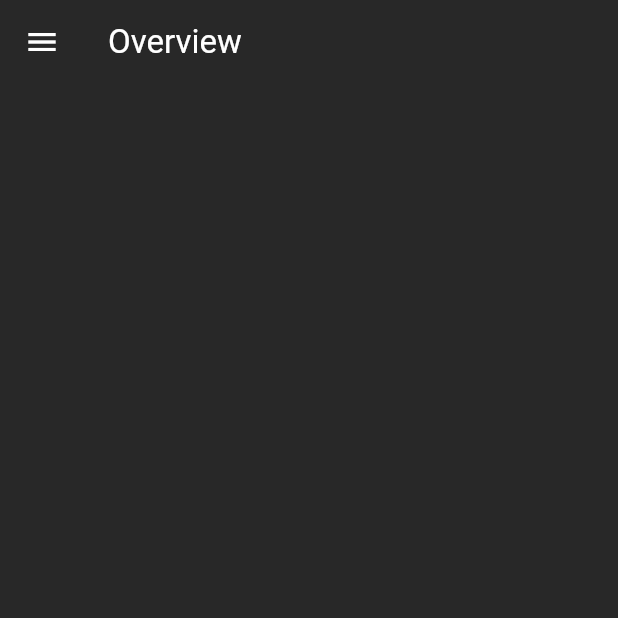
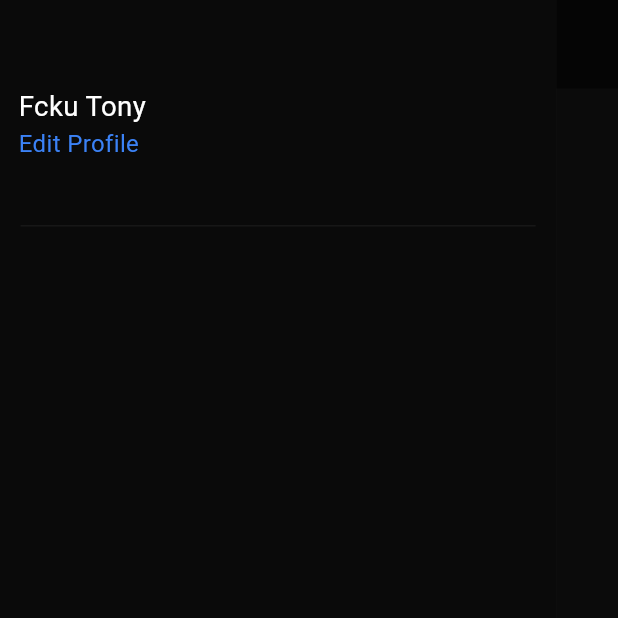
Before and after one commit to lola-emil/expense-tracker, a Flutter app: the OverviewPage screen opened directly, with the side drawer open (before the commit the screen has no drawer), on a phone screen of 412 x 824 dp, the top half of it. Run offline on Flutter 3.47's test engine with Material 3 defaults, Android fonts, the phone set to English and light mode, and no system bars; our stand-ins replace dio, fluentui_system_icons.

Commit message:
Added Overview page drawer

```diff
--- a/lib/features/auth/presentation/pages/signin_page.dart
+++ b/lib/features/auth/presentation/pages/signin_page.dart
@@ -20,7 +20,7 @@ class SignInPage extends StatelessWidget {
             Expanded(
               child: Center(
                 child: Text(
-                  "SIGN IN",
+                  "WELCOME BACK",
                   style: TextStyle(fontSize: 16 * 1.25),
                 ),
               ),
@@ -28,10 +28,6 @@ class SignInPage extends StatelessWidget {
 
             // Form Section
             Expanded(child: SignInForm()),
-            Text(
-              "Don't have an account yet?",
-              style: TextStyle(fontSize: 16),
-            ),
             SizedBox(height: 16)
           ],
         ),
--- a/lib/features/auth/presentation/widgets/form_input.dart
+++ b/lib/features/auth/presentation/widgets/form_input.dart
@@ -1,4 +1,3 @@
-import 'package:expense_tracker/shared/color/dark_color_scheme.dart';
 import 'package:flutter/material.dart';
 
 class FormInput extends StatefulWidget {
@@ -27,8 +26,7 @@ class _FormInputState extends State<FormInput> {
       decoration: InputDecoration(
         labelText: widget.labelText,
         prefixIcon: Icon(widget.icon),
-        enabledBorder: const UnderlineInputBorder(
-            borderSide: BorderSide(color: CustomColorScheme.mySurface)),
+        enabledBorder: const UnderlineInputBorder(),
       ),
     );
   }
--- a/lib/features/auth/presentation/widgets/signin_form.dart
+++ b/lib/features/auth/presentation/widgets/signin_form.dart
@@ -28,7 +28,7 @@ class _SignInFormState extends State<SignInForm> {
           obscureText: true,
           onChanged: (value) {},
         ),
-        const SizedBox(height: 16),
+        const SizedBox(height: 16  * 2),
         CustomButton(text: "Sign In", onPressed: () {})
       ],
     );
--- a/lib/features/expense/pages/overview_page.dart
+++ b/lib/features/expense/pages/overview_page.dart
@@ -1,15 +1,43 @@
+import 'package:expense_tracker/features/expense/widgets/drawer_menu.dart';
+import 'package:expense_tracker/shared/color/custom_color_scheme.dart';
 import 'package:flutter/material.dart';
+import 'package:fluentui_system_icons/fluentui_system_icons.dart';
 
-class OverviewPage extends StatelessWidget {
+class OverviewPage extends StatefulWidget {
   const OverviewPage({super.key});
+
+  @override
+  State<OverviewPage> createState() => _OverviewPageState();
+}
+
+class _OverviewPageState extends State<OverviewPage> {
+  final GlobalKey<ScaffoldState> _scaffoldKey = GlobalKey<ScaffoldState>();
 
   @override
   Widget build(BuildContext context) {
     return Scaffold(
-      appBar: AppBar(
-        leading: const Icon(Icons.menu),
-        title: const Text("Overview"),
-        elevation: 0,
+      key: _scaffoldKey,
+      drawer: const DrawerMenu(),
+      appBar: PreferredSize(
+        preferredSize: const Size.fromHeight(60),
+        child: AppBar(
+          backgroundColor: CustomColorScheme.myBackground,
+          bottom: PreferredSize(
+            preferredSize: const Size.fromHeight(1),
+            child: Container(
+              height: 1,
+              color: CustomColorScheme.mySurface,
+            ),
+          ),
+          leading: IconButton(
+              onPressed: () => _scaffoldKey.currentState?.openDrawer(),
+              icon: const Icon(FluentIcons.list_16_regular)),
+          title: const Text(
+            "Overview",
+            style: TextStyle(fontSize: 16),
+          ),
+          elevation: 0,
+        ),
       ),
       body: Container(),
     );
--- /dev/null
+++ b/lib/features/expense/widgets/drawer_menu.dart
@@ -0,0 +1,55 @@
+import 'package:expense_tracker/shared/color/custom_color_scheme.dart';
+import 'package:flutter/material.dart';
+
+class DrawerMenu extends StatelessWidget {
+  const DrawerMenu({super.key});
+
+  @override
+  Widget build(BuildContext context) {
+    double screenHeight = MediaQuery.of(context).size.height;
+    double screenWidth = MediaQuery.of(context).size.width;
+
+    double containerWidth = (screenWidth * .93333) * .9;
+
+    return Drawer(
+      width: screenWidth * .9,
+      shape: const RoundedRectangleBorder(borderRadius: BorderRadius.zero),
+      child: Container(
+        color: CustomColorScheme.myBackground,
+        child: SizedBox(
+          height: screenHeight,
+          child: Column(
+            crossAxisAlignment: CrossAxisAlignment.center,
+            children: [
+              SizedBox(
+                height: 150,
+                width: containerWidth,
+                child: const Column(
+                  crossAxisAlignment: CrossAxisAlignment.start,
+                  mainAxisAlignment: MainAxisAlignment.center,
+                  children: [
+                    SizedBox(height: 16,),
+                    Text(
+                      "Fcku Tony",
+                      style: TextStyle(fontSize: 16 * 1.15),
+                    ),
+                    Text(
+                      "Edit Profile",
+                      style: TextStyle(fontSize: 16, color: CustomColorScheme.myPrimary),
+                    )
+                  ],
+                ),
+              ),
+              Divider(
+                height: 1,
+                indent: (screenWidth - (screenWidth * .93333)) / 2,
+                endIndent: (screenWidth - (screenWidth * .93333)) / 2,
+                color: CustomColorScheme.mySurface,
+              )
+            ],
+          ),
+        ),
+      ),
+    );
+  }
+}
--- a/lib/main.dart
+++ b/lib/main.dart
@@ -1,5 +1,5 @@
-import 'package:expense_tracker/shared/color/dark_color_scheme.dart';
-import 'package:expense_tracker/features/home/presentation/pages/home_page.dart';
+import 'package:expense_tracker/features/expense/pages/overview_page.dart';
+import 'package:expense_tracker/shared/color/custom_color_scheme.dart';
 import 'package:flutter/material.dart';
 
 void main() {
@@ -17,7 +17,7 @@ class MyApp extends StatelessWidget {
         colorScheme: const CustomColorScheme(),
         useMaterial3: true,
       ),
-      home: const HomePage(),
+      home: const OverviewPage(),
       debugShowCheckedModeBanner: false,
     );
   }
--- a/lib/shared/color/dark_color_scheme.dart
+++ b/lib/shared/color/custom_color_scheme.dart
@@ -2,7 +2,7 @@ import 'package:flutter/material.dart';
 
 class CustomColorScheme extends ColorScheme {
   // Define your custom colors here
-  static const Color myBackground = Color.fromRGBO(23, 23, 23, 1);
+  static const Color myBackground = Color.fromRGBO(10, 10, 10, 1);
   static const Color onMyBackground = Colors.white;
 
   // static const Color myPrimary = Color(0x003b82f6);
@@ -13,9 +13,9 @@ class CustomColorScheme extends ColorScheme {
   static const Color onMySecondary = Color(0x00171717);
 
   static const Color myError = Color.fromRGBO(251, 113, 133, 1);
-  static const Color onMyError = Color(0x00ffffff);
+  static const Color onMyError = Colors.white;
 
-  static const Color mySurface = Color.fromRGBO(40, 40, 40, 1);
+  static const Color mySurface = Color.fromRGBO(23, 23, 23, 1);
   static const Color onMySurface = Colors.white;
 
   const CustomColorScheme(
--- a/pubspec.yaml
+++ b/pubspec.yaml
@@ -36,6 +36,8 @@ dependencies:
   # Use with the CupertinoIcons class for iOS style icons.
   cupertino_icons: ^1.0.2
   dio: ^5.4.0
+  fluentui_system_icons: ^1.1.222
+  fl_chart: ^0.65.0
 
 dev_dependencies:
   flutter_test:
```
Also changed, not shown: lib/features/home/controllers/home_controller.dart (deleted, +0 -9 lines), lib/features/home/presentation/pages/home_page.dart (deleted, +0 -43 lines), lib/shared/widgets/custom_button.dart (+17 -7 lines), lib/features/expense/widgets/custom_appbar.dart (added), pubspec.lock.
